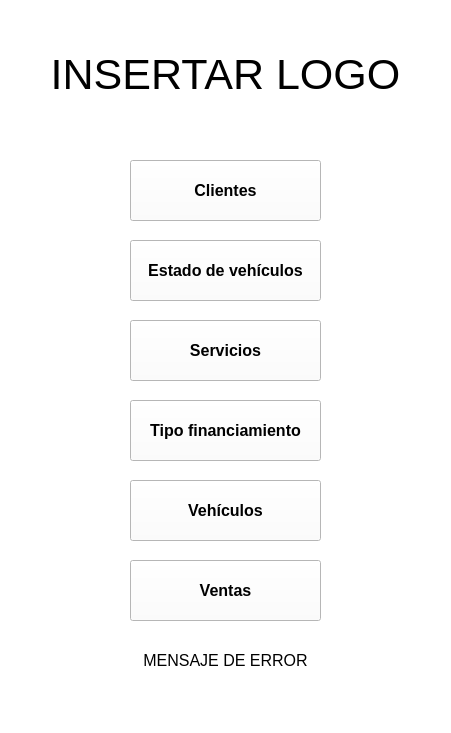
GabrielTrejo1/Prueba, file src/gui/inicio.ui: the form before one commit.
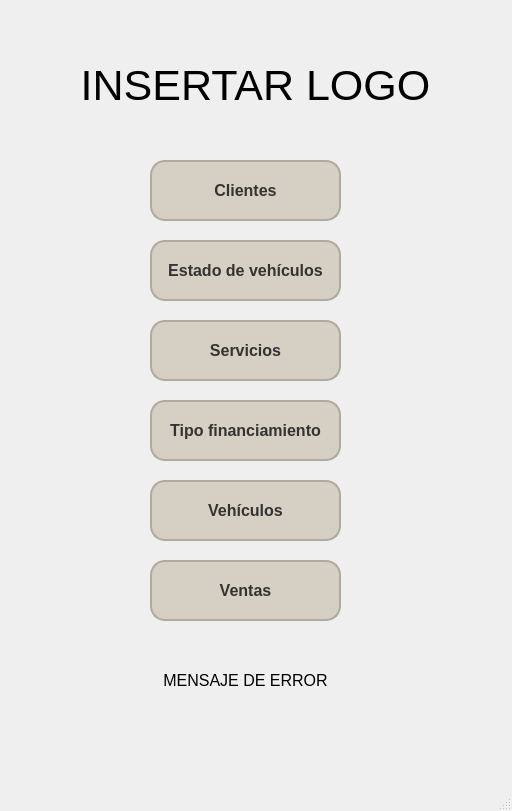
The form after the commit.

What changed in the file:
```diff
--- a/src/gui/inicio.ui
+++ b/src/gui/inicio.ui
@@ -6,24 +6,53 @@
    <rect>
     <x>0</x>
     <y>0</y>
-    <width>451</width>
-    <height>733</height>
+    <width>512</width>
+    <height>811</height>
    </rect>
   </property>
   <property name="windowTitle">
    <string>Inicio</string>
   </property>
   <property name="styleSheet">
-   <string notr="true">background-color: rgb(255,255,255)</string>
+   <string notr="true">
+    background-color: #f4eee2; /* Color de fondo de la ventana principal */
+
+
+QPushButton {
+    background-color: #d6cfc3; /* Color de fondo del botón */
+    border: 2px solid #b0a99f; /* Color y grosor del borde */
+    border-radius: 15px; /* Bordes redondeados */
+    padding: 10px; /* Espaciado interno */
+    font-size: 16px; /* Tamaño de la fuente */
+    color: #333; /* Color del texto */
+    text-align: center; /* Centrar texto */
+    transition: background-color 0.3s; /* Transición suave para el hover */
+}
+
+QPushButton:hover {
+    background-color: #c1b1a4; /* Color de fondo al pasar el mouse */
+}
+</string>
   </property>
   <widget class="QWidget" name="centralwidget">
+   <property name="styleSheet">
+    <string notr="true">QMainWindow {
+    background: qlineargradient(
+        x1: 0, y1: 0, x2: 1, y2: 1,
+        stop: 0 #f4eee2, 
+        stop: 1 #d6cfc3
+    ); /* Gradiente de fondo */
+    border: 2px solid #b0a99f; /* Borde alrededor de la ventana */
+    border-radius: 10px; /* Bordes redondeados de la ventana */
+}</string>
+   </property>
    <widget class="QPushButton" name="btnClientes">
     <property name="enabled">
      <bool>true</bool>
     </property>
     <property name="geometry">
      <rect>
-      <x>130</x>
+      <x>150</x>
       <y>160</y>
       <width>191</width>
       <height>61</height>
@@ -31,7 +60,7 @@
     </property>
     <property name="font">
      <font>
-      <pointsize>12</pointsize>
+      <pointsize>-1</pointsize>
       <weight>75</weight>
       <italic>false</italic>
       <bold>true</bold>
@@ -48,12 +77,32 @@
      <bool>false</bool>
     </property>
     <property name="styleSheet">
-     <string notr="true">color: rgb(0, 0, 0);
-background-color: rgb(255,255,255);</string>
+     <string notr="true">QPushButton {
+    background-color: #d6cfc3; /* Nuevo color de fondo del botón */
+    border: 2px solid #b0a99f; /* Color y grosor del borde */
+    border-radius: 15px; /* Bordes redondeados */
+    padding: 10px; /* Espaciado interno */
+    font-size: 16px; /* Tamaño de la fuente */
+    color: #333; /* Color del texto */
+    text-align: center; /* Centrar texto */
+    transition: background-color 0.3s; /* Transición suave para el hover */
+}
+
+QPushButton:hover {
+    background-color: #c1b1a4; /* Nuevo color de fondo al pasar el mouse */
+}
+
+</string>
     </property>
     <property name="text">
      <string>Clientes</string>
     </property>
+    <property name="autoDefault">
+     <bool>false</bool>
+    </property>
+    <property name="default">
+     <bool>false</bool>
+    </property>
     <property name="flat">
      <bool>false</bool>
     </property>
@@ -64,7 +113,7 @@
     </property>
     <property name="geometry">
      <rect>
-      <x>130</x>
+      <x>150</x>
       <y>240</y>
       <width>191</width>
       <height>61</height>
@@ -72,7 +121,7 @@
     </property>
     <property name="font">
      <font>
-      <pointsize>12</pointsize>
+      <pointsize>-1</pointsize>
       <weight>75</weight>
       <italic>false</italic>
       <bold>true</bold>
@@ -89,8 +138,21 @@
      <bool>false</bool>
     </property>
     <property name="styleSheet">
-     <string notr="true">color: rgb(0, 0, 0);
-background-color: rgb(255,255,255);</string>
+     <string notr="true">QPushButton {
+    background-color: #d6cfc3; /* Nuevo color de fondo del botón */
+    border: 2px solid #b0a99f; /* Color y grosor del borde */
+    border-radius: 15px; /* Bordes redondeados */
+    padding: 10px; /* Espaciado interno */
+    font-size: 16px; /* Tamaño de la fuente */
+    color: #333; /* Color del texto */
+    text-align: center; /* Centrar texto */
+    transition: background-color 0.3s; /* Transición suave para el hover */
+}
+
+QPushButton:hover {
+    background-color: #c1b1a4; /* Nuevo color de fondo al pasar el mouse */
+}
+</string>
     </property>
     <property name="text">
      <string>Estado de vehículos</string>
@@ -105,7 +167,7 @@
     </property>
     <property name="geometry">
      <rect>
-      <x>130</x>
+      <x>150</x>
       <y>320</y>
       <width>191</width>
       <height>61</height>
@@ -113,7 +175,7 @@
     </property>
     <property name="font">
      <font>
-      <pointsize>12</pointsize>
+      <pointsize>-1</pointsize>
       <weight>75</weight>
       <italic>false</italic>
       <bold>true</bold>
@@ -130,8 +192,21 @@
      <bool>false</bool>
     </property>
     <property name="styleSheet">
-     <string notr="true">color: rgb(0, 0, 0);
-background-color: rgb(255,255,255);</string>
+     <string notr="true">QPushButton {
+    background-color: #d6cfc3; /* Nuevo color de fondo del botón */
+    border: 2px solid #b0a99f; /* Color y grosor del borde */
+    border-radius: 15px; /* Bordes redondeados */
+    padding: 10px; /* Espaciado interno */
+    font-size: 16px; /* Tamaño de la fuente */
+    color: #333; /* Color del texto */
+    text-align: center; /* Centrar texto */
+    transition: background-color 0.3s; /* Transición suave para el hover */
+}
+
+QPushButton:hover {
+    background-color: #c1b1a4; /* Nuevo color de fondo al pasar el mouse */
+}
+</string>
     </property>
     <property name="text">
      <string>Servicios</string>
@@ -146,7 +221,7 @@
     </property>
     <property name="geometry">
      <rect>
-      <x>130</x>
+      <x>150</x>
       <y>400</y>
       <width>191</width>
       <height>61</height>
@@ -154,7 +229,7 @@
     </property>
     <property name="font">
      <font>
-      <pointsize>12</pointsize>
+      <pointsize>-1</pointsize>
       <weight>75</weight>
       <italic>false</italic>
       <bold>true</bold>
@@ -171,8 +246,21 @@
      <bool>false</bool>
     </property>
     <property name="styleSheet">
-     <string notr="true">color: rgb(0, 0, 0);
-background-color: rgb(255,255,255);</string>
+     <string notr="true">QPushButton {
+    background-color: #d6cfc3; /* Nuevo color de fondo del botón */
+    border: 2px solid #b0a99f; /* Color y grosor del borde */
+    border-radius: 15px; /* Bordes redondeados */
+    padding: 10px; /* Espaciado interno */
+    font-size: 16px; /* Tamaño de la fuente */
+    color: #333; /* Color del texto */
+    text-align: center; /* Centrar texto */
+    transition: background-color 0.3s; /* Transición suave para el hover */
+}
+
+QPushButton:hover {
+    background-color: #c1b1a4; /* Nuevo color de fondo al pasar el mouse */
+}
+</string>
     </property>
     <property name="text">
      <string>Tipo financiamiento</string>
@@ -187,7 +275,7 @@
     </property>
     <property name="geometry">
      <rect>
-      <x>130</x>
+      <x>150</x>
       <y>480</y>
       <width>191</width>
       <height>61</height>
@@ -195,7 +283,7 @@
     </property>
     <property name="font">
      <font>
-      <pointsize>12</pointsize>
+      <pointsize>-1</pointsize>
       <weight>75</weight>
       <italic>false</italic>
       <bold>true</bold>
@@ -212,8 +300,21 @@
      <bool>false</bool>
     </property>
     <property name="styleSheet">
-     <string notr="true">color: rgb(0, 0, 0);
-background-color: rgb(255,255,255);</string>
+     <string notr="true">QPushButton {
+    background-color: #d6cfc3; /* Nuevo color de fondo del botón */
+    border: 2px solid #b0a99f; /* Color y grosor del borde */
+    border-radius: 15px; /* Bordes redondeados */
+    padding: 10px; /* Espaciado interno */
+    font-size: 16px; /* Tamaño de la fuente */
+    color: #333; /* Color del texto */
+    text-align: center; /* Centrar texto */
+    transition: background-color 0.3s; /* Transición suave para el hover */
+}
+
+QPushButton:hover {
+    background-color: #c1b1a4; /* Nuevo color de fondo al pasar el mouse */
+}
+</string>
     </property>
     <property name="text">
      <string>Vehículos</string>
@@ -228,7 +329,7 @@
     </property>
     <property name="geometry">
      <rect>
-      <x>130</x>
+      <x>150</x>
       <y>560</y>
       <width>191</width>
       <height>61</height>
@@ -236,7 +337,7 @@
     </property>
     <property name="font">
      <font>
-      <pointsize>12</pointsize>
+      <pointsize>-1</pointsize>
       <weight>75</weight>
       <italic>false</italic>
       <bold>true</bold>
@@ -253,8 +354,21 @@
      <bool>false</bool>
     </property>
     <property name="styleSheet">
-     <string notr="true">color: rgb(0, 0, 0);
-background-color: rgb(255,255,255);</string>
+     <string notr="true">QPushButton {
+    background-color: #d6cfc3; /* Nuevo color de fondo del botón */
+    border: 2px solid #b0a99f; /* Color y grosor del borde */
+    border-radius: 15px; /* Bordes redondeados */
+    padding: 10px; /* Espaciado interno */
+    font-size: 16px; /* Tamaño de la fuente */
+    color: #333; /* Color del texto */
+    text-align: center; /* Centrar texto */
+    transition: background-color 0.3s; /* Transición suave para el hover */
+}
+
+QPushButton:hover {
+    background-color: #c1b1a4; /* Nuevo color de fondo al pasar el mouse */
+}
+</string>
     </property>
     <property name="text">
      <string>Ventas</string>
@@ -266,8 +380,8 @@
    <widget class="QLabel" name="lblErrorInicio">
     <property name="geometry">
      <rect>
-      <x>130</x>
-      <y>640</y>
+      <x>150</x>
+      <y>660</y>
       <width>191</width>
       <height>41</height>
      </rect>
@@ -295,8 +409,8 @@
    <widget class="QLabel" name="label">
     <property name="geometry">
      <rect>
-      <x>0</x>
-      <y>9</y>
+      <x>30</x>
+      <y>20</y>
       <width>451</width>
       <height>131</height>
      </rect>
```
Left out of the diff: 2 changed lines with no effect on the pictures.
